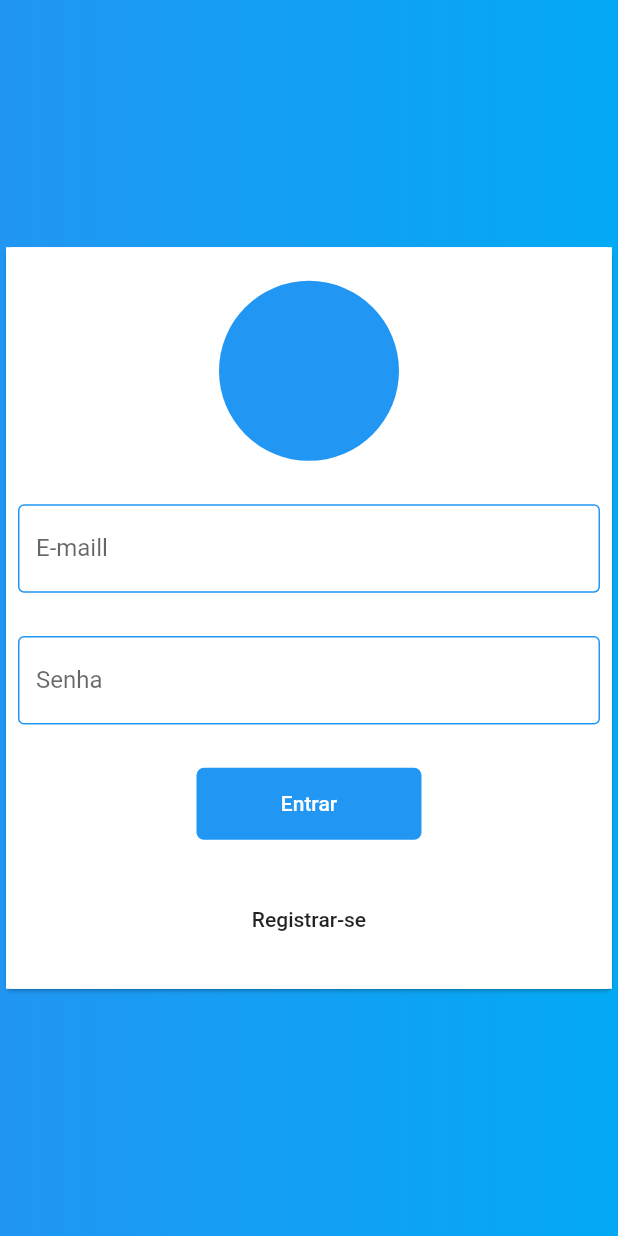
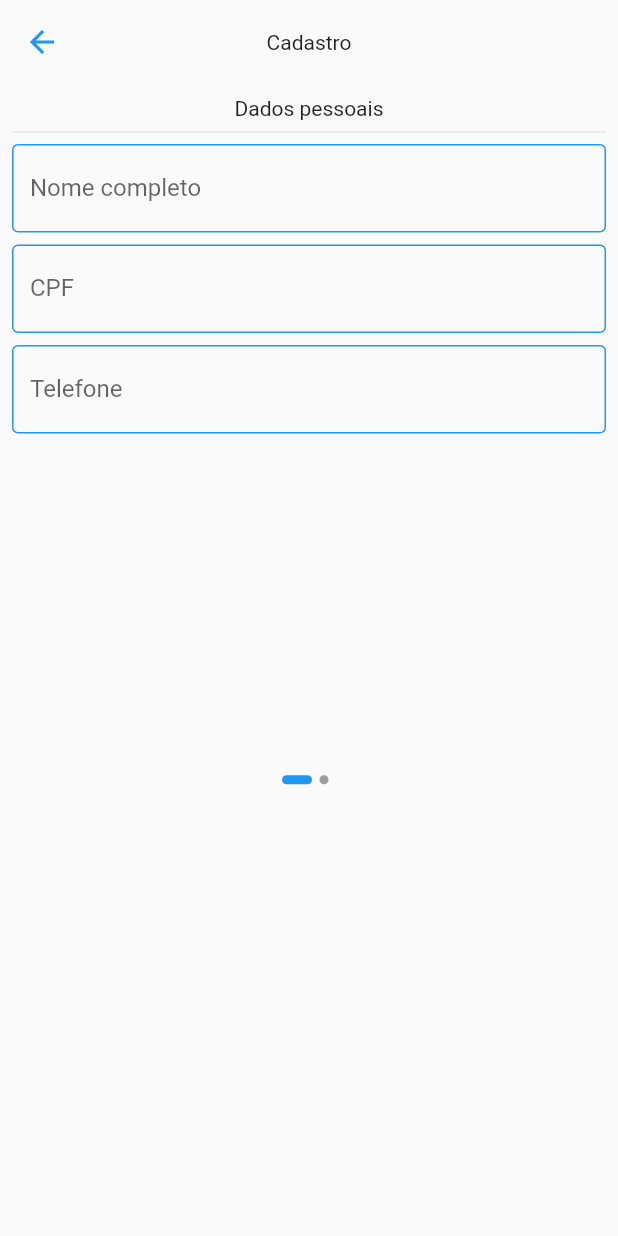
Before and after one commit to maxwelsdk/kommando, a Flutter app: the screen it shows after launch, after a tap on "Registrar-se", on a phone screen of 412 x 824 dp. Run offline on Flutter 3.47's test engine with Material 2 defaults, Android fonts, the phone set to English and light mode, and no system bars; our stand-ins replace firebase_auth, firebase_core, flutter_mobx, mobx; accounts and stored records are empty; generated files the repository leaves out were written again.

Commit message:
user signup layout screen

```diff
--- a/lib/authentication/screen/login_screen.dart
+++ b/lib/authentication/screen/login_screen.dart
@@ -3,6 +3,7 @@ import 'package:flutter_mobx/flutter_mobx.dart';
 import 'package:kommando/authentication/screen/widgets/custom_button.dart';
 import 'package:kommando/authentication/states/login_state.dart';
 import 'package:kommando/authentication/stores/login_store.dart';
+import 'package:kommando/signup/screen/signup_screen.dart';
 import 'package:provider/provider.dart';
 
 class LoginScreen extends StatelessWidget {
@@ -88,7 +89,14 @@ class LoginScreen extends StatelessWidget {
                           Container(
                             child: FlatButton(
                               child: Text("Registrar-se"),
-                              onPressed: () {},
+                              onPressed: () {
+                                Navigator.push(
+                                  context,
+                                  MaterialPageRoute(
+                                    builder: (_) => SignUpScreen(),
+                                  ),
+                                );
+                              },
                             ),
                           )
                         ],
--- /dev/null
+++ b/lib/signup/screen/signup_screen.dart
@@ -0,0 +1,81 @@
+import 'package:flutter/material.dart';
+import 'package:kommando/signup/screen/widgets/personal_data_widget.dart';
+import 'package:kommando/signup/screen/widgets/user_data_widget.dart';
+
+class SignUpScreen extends StatefulWidget {
+  @override
+  _SignUpScreenState createState() => _SignUpScreenState();
+}
+
+class _SignUpScreenState extends State<SignUpScreen> {
+  final _scaffoldKey = GlobalKey<ScaffoldState>();
+  int onPage = 0;
+
+  @override
+  Widget build(BuildContext context) {
+    List<Widget> widgets = [
+      PersonalDataForm(
+        scaffoldKey: _scaffoldKey,
+      ),
+      UserDataForm(
+        scaffoldKey: _scaffoldKey,
+      ),
+    ];
+
+    return Scaffold(
+      key: _scaffoldKey,
+      appBar: AppBar(
+        title: Text("Cadastro"),
+      ),
+      body: Column(
+        children: [
+          Expanded(
+            flex: 3,
+            child: PageView.builder(
+                itemCount: widgets.length,
+                onPageChanged: (value) {
+                  setState(() {
+                    onPage = value;
+                  });
+                },
+                itemBuilder: (BuildContext context, index) {
+                  return Container(
+                    child: widgets[index],
+                  );
+                }),
+          ),
+          Expanded(
+            flex: 2,
+            child: Column(
+              children: [
+                Container(
+                  child: Row(
+                    mainAxisAlignment: MainAxisAlignment.center,
+                    crossAxisAlignment: CrossAxisAlignment.center,
+                    children: List.generate(
+                      widgets.length,
+                      (index) => buildMarker(onPage, index, context),
+                    ),
+                  ),
+                ),
+              ],
+            ),
+          )
+        ],
+      ),
+    );
+  }
+
+  AnimatedContainer buildMarker(int onPage, int index, BuildContext context) {
+    return AnimatedContainer(
+      duration: const Duration(milliseconds: 200),
+      margin: EdgeInsets.only(right: 5),
+      height: 6,
+      width: onPage == index ? 20 : 6,
+      decoration: BoxDecoration(
+        borderRadius: BorderRadius.circular(3),
+        color: onPage == index ? Theme.of(context).primaryColor : Colors.grey,
+      ),
+    );
+  }
+}
--- /dev/null
+++ b/lib/signup/screen/widgets/personal_data_widget.dart
@@ -0,0 +1,78 @@
+import 'package:flutter/material.dart';
+
+class PersonalDataForm extends StatelessWidget {
+  final _nomeController = TextEditingController();
+  final _docController = TextEditingController();
+  final _phoneController = TextEditingController();
+  final _formKey = GlobalKey<FormState>();
+  final scaffoldKey;
+
+  PersonalDataForm({Key key, this.scaffoldKey}) : super(key: key);
+
+  @override
+  Widget build(BuildContext context) {
+    return Container(
+      child: Padding(
+        padding: const EdgeInsets.all(8.0),
+        child: Column(
+          children: [
+            Container(
+              child: Column(
+                children: [
+                  Text("Dados pessoais"),
+                  Divider(),
+                ],
+              ),
+            ),
+            Form(
+              key: _formKey,
+              child: Column(
+                children: [
+                  TextFormField(
+                    validator: (value) {
+                      if (value.isEmpty) {
+                        return "Este campo não pode ser vazio";
+                      }
+                      return null;
+                    },
+                    keyboardType: TextInputType.emailAddress,
+                    controller: _nomeController,
+                    decoration: InputDecoration(labelText: "Nome completo"),
+                  ),
+                  SizedBox(
+                    height: 8,
+                  ),
+                  TextFormField(
+                    validator: (value) {
+                      if (value.isEmpty) {
+                        return "Este campo não pode ser vazio";
+                      }
+                      return null;
+                    },
+                    keyboardType: TextInputType.number,
+                    controller: _docController,
+                    decoration: InputDecoration(labelText: "CPF"),
+                  ),
+                  SizedBox(
+                    height: 8,
+                  ),
+                  TextFormField(
+                    validator: (value) {
+                      if (value.isEmpty) {
+                        return "Este campo não pode ser vazio";
+                      }
+                      return null;
+                    },
+                    keyboardType: TextInputType.phone,
+                    controller: _phoneController,
+                    decoration: InputDecoration(labelText: "Telefone"),
+                  ),
+                ],
+              ),
+            )
+          ],
+        ),
+      ),
+    );
+  }
+}
```
Also changed, not shown: lib/signup/screen/widgets/user_data_widget.dart (added, +78 -0 lines).
